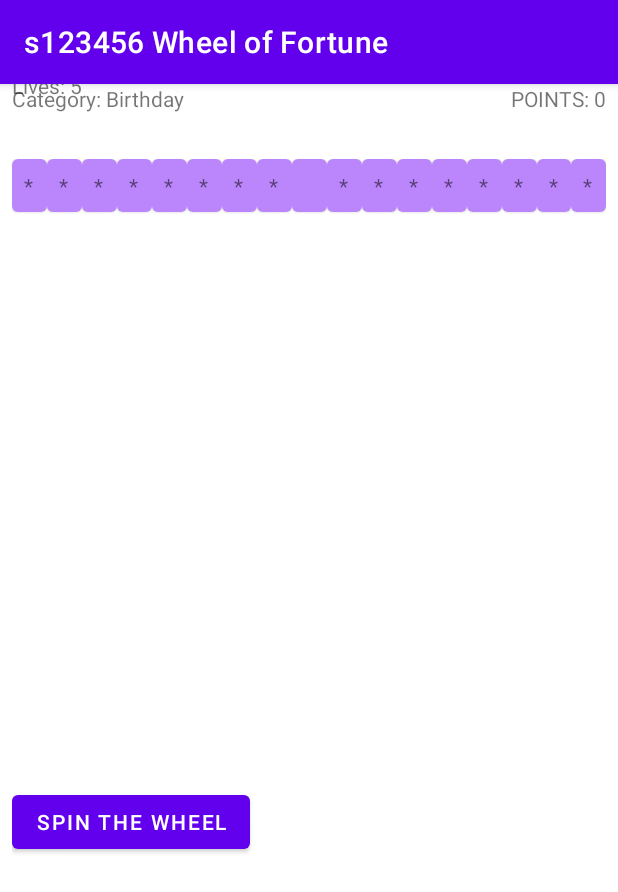
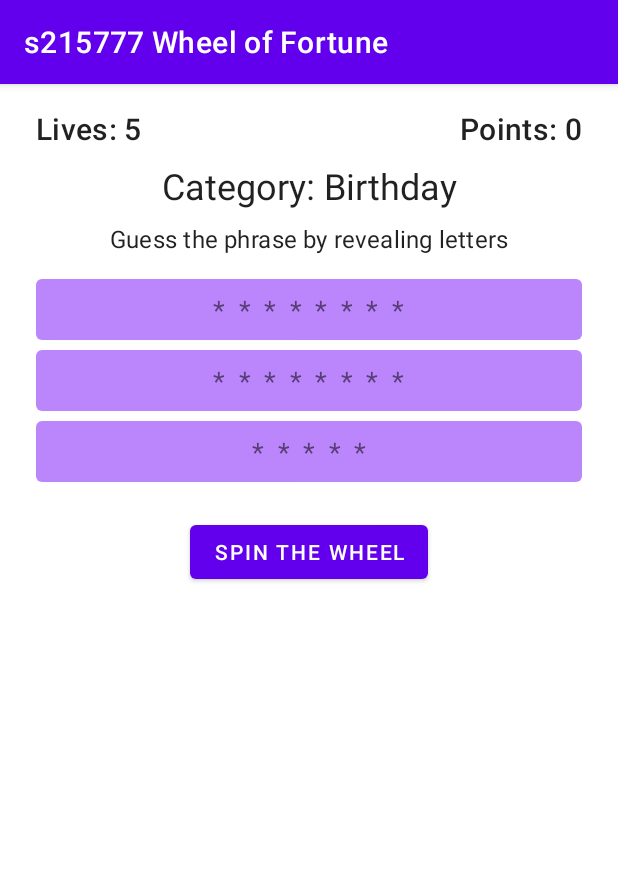
Before and after one commit to Rasm-P/Wheel-of-Fortune, an Android app: the screen it shows after launch (MainActivity), on a phone screen of 412 x 824 dp. Shown: the top 892 px of the screen. Run offline under Robolectric (Android 15) with nearby library versions, the phone set to English and light mode, and no system bars; our stand-ins replace data binding.

Commit message:
added more layout

```diff
--- a/WheelOfFortune/app/src/main/java/com/example/wheeloffortune/adapter/WordAdapter.kt
+++ b/WheelOfFortune/app/src/main/java/com/example/wheeloffortune/adapters/WordAdapter.kt
@@ -1,4 +1,4 @@
-package com.example.wheeloffortune.adapter
+package com.example.wheeloffortune.adapters
 
 import android.view.LayoutInflater
 import android.view.View
@@ -9,7 +9,7 @@ import androidx.recyclerview.widget.RecyclerView
 import com.example.wheeloffortune.R
 
 class WordAdapter : RecyclerView.Adapter<WordAdapter.ItemViewHolder>() {
-    private val dataset = MutableLiveData<List<Char>>()
+    private val dataset = MutableLiveData<List<String>>()
 
     class ItemViewHolder(view: View) : RecyclerView.ViewHolder(view) {
         val textView: TextView = view.findViewById(R.id.word_title)
@@ -30,8 +30,8 @@ class WordAdapter : RecyclerView.Adapter<WordAdapter.ItemViewHolder>() {
 
     }
 
-    fun setCharList(charList: List<Char>) {
-        dataset.value = charList
+    fun setCharList(wordList: List<String>) {
+        dataset.value = wordList
         notifyDataSetChanged()
     }
 }
--- a/WheelOfFortune/app/src/main/java/com/example/wheeloffortune/data/CategoryData.kt
+++ b/WheelOfFortune/app/src/main/java/com/example/wheeloffortune/data/CategoryData.kt
@@ -6,7 +6,7 @@ class CategoryData() {
 
     fun loadCategories(): List<Category> {
         return listOf<Category>(
-            Category("Birthday", listOf("Birthday surprise"))
+            Category("Birthday", listOf("Birthday surprise party"))
         )
     }
 }
--- /dev/null
+++ b/WheelOfFortune/app/src/main/java/com/example/wheeloffortune/utils/SpacingDecorator.kt
@@ -0,0 +1,18 @@
+package com.example.wheeloffortune.utils
+
+import android.graphics.Rect
+import android.view.View
+import androidx.recyclerview.widget.RecyclerView
+
+class SpacingDecorator(private val itemOffset: Int) : RecyclerView.ItemDecoration() {
+
+    override fun getItemOffsets(
+        outRect: Rect,
+        view: View,
+        parent: RecyclerView,
+        state: RecyclerView.State
+    ) {
+        super.getItemOffsets(outRect, view, parent, state)
+        outRect.bottom = itemOffset
+    }
+}
--- a/WheelOfFortune/app/src/main/java/com/example/wheeloffortune/viewModels/WordGuessingViewModel.kt
+++ b/WheelOfFortune/app/src/main/java/com/example/wheeloffortune/viewModels/WordGuessingViewModel.kt
@@ -30,13 +30,13 @@ class WordGuessingViewModel() : ViewModel(){
     val wordPhrase: String
         get() = _wordPhrase
 
-    private val _charListWithRevealed = MutableLiveData<List<Char>>()
-    val charListWithRevealed: LiveData<List<Char>>
-         get() = _charListWithRevealed
+    private val _wordListWithRevealed = MutableLiveData<List<String>>()
+    val wordListWithRevealed: LiveData<List<String>>
+         get() = _wordListWithRevealed
 
     init {
         getNextPhrase()
-        _charListWithRevealed.value = getPhraseWithRevealed().value
+        _wordListWithRevealed.value = getPhraseWithRevealed().value
     }
 
     private fun getNextPhrase() {
@@ -49,18 +49,18 @@ class WordGuessingViewModel() : ViewModel(){
         _lives.value = 5
         _revealedCharacters.clear()
         getNextPhrase()
-        _charListWithRevealed.value = getPhraseWithRevealed().value
+        _wordListWithRevealed.value = getPhraseWithRevealed().value
     }
 
-    private fun getPhraseWithRevealed(): MutableLiveData<List<Char>> {
+    private fun getPhraseWithRevealed(): MutableLiveData<List<String>> {
         var tempPhrase = _wordPhrase
         for (char in _wordPhrase) {
             if (char != ' ' && !_revealedCharacters.contains(char.lowercaseChar())) {
                 tempPhrase = tempPhrase.replace(char,'*')
             }
         }
-        var tempMutableLive = MutableLiveData<List<Char>>()
-        tempMutableLive.value = tempPhrase.toMutableList()
+        var tempMutableLive = MutableLiveData<List<String>>()
+        tempMutableLive.value = tempPhrase.split(" ").toMutableList()
         return tempMutableLive
     }
 
@@ -80,7 +80,7 @@ class WordGuessingViewModel() : ViewModel(){
 
     fun addRevealedChar(char : Char) {
         _revealedCharacters.add(char)
-        _charListWithRevealed.value = getPhraseWithRevealed().value
+        _wordListWithRevealed.value = getPhraseWithRevealed().value
     }
 
     fun doesNotContainChar(char : Char) : Boolean {
@@ -101,7 +101,7 @@ class WordGuessingViewModel() : ViewModel(){
     }
 
     fun isGameWon(): Boolean {
-        if (getPhraseWithRevealed().value?.contains('*')!!) {
+        if (_wordListWithRevealed.value?.filter { word -> word.contains("*") }!!.any()) {
             return false
         }
         return true
--- a/WheelOfFortune/app/src/main/java/com/example/wheeloffortune/views/WordGuessing.kt
+++ b/WheelOfFortune/app/src/main/java/com/example/wheeloffortune/views/WordGuessing.kt
@@ -11,8 +11,9 @@ import androidx.navigation.findNavController
 import androidx.recyclerview.widget.GridLayoutManager
 import androidx.recyclerview.widget.RecyclerView
 import com.example.wheeloffortune.R
-import com.example.wheeloffortune.adapter.WordAdapter
+import com.example.wheeloffortune.adapters.WordAdapter
 import com.example.wheeloffortune.databinding.FragmentWordGuessingBinding
+import com.example.wheeloffortune.utils.SpacingDecorator
 import com.example.wheeloffortune.viewModels.WordGuessingViewModel
 import com.google.android.material.snackbar.Snackbar
 
@@ -33,10 +34,12 @@ class WordGuessing : Fragment() {
 
         var adapter = WordAdapter()
         recyclerView.adapter = adapter
-        recyclerView.layoutManager = GridLayoutManager(context, viewModel.wordPhrase.length)
+        recyclerView.layoutManager = GridLayoutManager(context, 1)
+        var decorator = SpacingDecorator(10)
+        recyclerView.addItemDecoration(decorator)
         recyclerView.setHasFixedSize(true)
 
-        viewModel.charListWithRevealed.observe(viewLifecycleOwner,
+        viewModel.wordListWithRevealed.observe(viewLifecycleOwner,
             { notes -> adapter.setCharList(notes) })
 
         return binding.root
--- a/WheelOfFortune/app/src/main/res/drawable-v24/ic_error.xml
+++ /dev/null
@@ -1,21 +0,0 @@
-<!--
-  ~ Copyright (C) 2020 The Android Open Source Project
-  ~
-  ~ Licensed under the Apache License, Version 2.0 (the "License");
-  ~ you may not use this file except in compliance with the License.
-  ~ You may obtain a copy of the License at
-  ~
-  ~     http://www.apache.org/licenses/LICENSE-2.0
-  ~
-  ~ Unless required by applicable law or agreed to in writing, software
-  ~ distributed under the License is distributed on an "AS IS" BASIS,
-  ~ WITHOUT WARRANTIES OR CONDITIONS OF ANY KIND, either express or implied.
-  ~ See the License for the specific language governing permissions and
-  ~ limitations under the License.
-  -->
-
-<vector android:height="24dp" android:tint="#C62828"
-    android:viewportHeight="24" android:viewportWidth="24"
-    android:width="24dp" xmlns:android="http://schemas.android.com/apk/res/android">
-    <path android:fillColor="@android:color/white" android:pathData="M11,15h2v2h-2zM11,7h2v6h-2zM11.99,2C6.47,2 2,6.48 2,12s4.47,10 9.99,10C17.52,22 22,17.52 22,12S17.52,2 11.99,2zM12,20c-4.42,0 -8,-3.58 -8,-8s3.58,-8 8,-8 8,3.58 8,8 -3.58,8 -8,8z"/>
-</vector>
--- /dev/null
+++ b/WheelOfFortune/app/src/main/res/drawable/ic_baseline_error_outline_24.xml
@@ -0,0 +1,5 @@
+<vector android:height="24dp" android:tint="#FF0000"
+    android:viewportHeight="24" android:viewportWidth="24"
+    android:width="24dp" xmlns:android="http://schemas.android.com/apk/res/android">
+    <path android:fillColor="@android:color/white" android:pathData="M11,15h2v2h-2zM11,7h2v6h-2zM11.99,2C6.47,2 2,6.48 2,12s4.47,10 9.99,10C17.52,22 22,17.52 22,12S17.52,2 11.99,2zM12,20c-4.42,0 -8,-3.58 -8,-8s3.58,-8 8,-8 8,3.58 8,8 -3.58,8 -8,8z"/>
+</vector>
--- a/WheelOfFortune/app/src/main/res/layout/fragment_game_lost.xml
+++ b/WheelOfFortune/app/src/main/res/layout/fragment_game_lost.xml
@@ -11,6 +11,8 @@
         android:layout_width="wrap_content"
         android:layout_height="wrap_content"
         android:text="@string/game_lost"
+        android:textAppearance="@style/TextAppearance.MaterialComponents.Headline3"
+        android:layout_margin="16dp"
         app:layout_constraintBottom_toTopOf="@+id/game_points"
         app:layout_constraintEnd_toEndOf="parent"
         app:layout_constraintStart_toStartOf="parent" />
@@ -19,17 +21,20 @@
         android:id="@+id/game_points"
         android:layout_width="wrap_content"
         android:layout_height="wrap_content"
-        android:text=""
+        android:textAppearance="@style/TextAppearance.MaterialComponents.Subtitle1"
+        android:layout_margin="16dp"
         app:layout_constraintBottom_toBottomOf="parent"
         app:layout_constraintEnd_toEndOf="parent"
         app:layout_constraintStart_toStartOf="parent"
-        app:layout_constraintTop_toTopOf="parent" />
+        app:layout_constraintTop_toTopOf="parent"
+        tools:text="Points"/>
 
     <Button
         android:id="@+id/play_again_button"
         android:layout_width="wrap_content"
         android:layout_height="wrap_content"
         android:text="@string/play_again"
+        android:layout_margin="16dp"
         app:layout_constraintEnd_toEndOf="parent"
         app:layout_constraintStart_toStartOf="parent"
         app:layout_constraintTop_toBottomOf="@+id/game_points" />
--- a/WheelOfFortune/app/src/main/res/layout/fragment_game_won.xml
+++ b/WheelOfFortune/app/src/main/res/layout/fragment_game_won.xml
@@ -11,6 +11,8 @@
         android:layout_width="wrap_content"
         android:layout_height="wrap_content"
         android:text="@string/game_won"
+        android:textAppearance="@style/TextAppearance.MaterialComponents.Headline3"
+        android:layout_margin="16dp"
         app:layout_constraintBottom_toTopOf="@+id/game_points"
         app:layout_constraintEnd_toEndOf="parent"
         app:layout_constraintStart_toStartOf="parent" />
@@ -19,17 +21,20 @@
         android:id="@+id/game_points"
         android:layout_width="wrap_content"
         android:layout_height="wrap_content"
-        android:text=""
+        android:textAppearance="@style/TextAppearance.MaterialComponents.Subtitle1"
+        android:layout_margin="16dp"
         app:layout_constraintBottom_toBottomOf="parent"
         app:layout_constraintEnd_toEndOf="parent"
         app:layout_constraintStart_toStartOf="parent"
-        app:layout_constraintTop_toTopOf="parent" />
+        app:layout_constraintTop_toTopOf="parent"
+        tools:text="Points"/>
 
     <Button
         android:id="@+id/play_again_button"
         android:layout_width="wrap_content"
         android:layout_height="wrap_content"
         android:text="@string/play_again"
+        android:layout_margin="16dp"
         app:layout_constraintEnd_toEndOf="parent"
         app:layout_constraintStart_toStartOf="parent"
         app:layout_constraintTop_toBottomOf="@+id/game_points" />
--- a/WheelOfFortune/app/src/main/res/layout/fragment_word_guessing.xml
+++ b/WheelOfFortune/app/src/main/res/layout/fragment_word_guessing.xml
@@ -12,14 +12,28 @@
     <androidx.constraintlayout.widget.ConstraintLayout
         android:layout_width="match_parent"
         android:layout_height="match_parent"
+        android:padding="16dp"
         tools:context=".views.WordGuessing">
+
+        <TextView
+            android:id="@+id/instruction"
+            android:layout_width="wrap_content"
+            android:layout_height="wrap_content"
+            android:text="@string/guess_the_phrase_by_revealing_letters"
+            android:textAppearance="@style/TextAppearance.MaterialComponents.Subtitle1"
+            android:layout_marginTop="8dp"
+            app:layout_constraintBottom_toTopOf="@+id/recycler_view"
+            app:layout_constraintEnd_toEndOf="parent"
+            app:layout_constraintStart_toStartOf="parent"
+            app:layout_constraintTop_toBottomOf="@+id/category_title"/>
 
         <TextView
             android:id="@+id/lives"
             android:layout_width="wrap_content"
             android:layout_height="wrap_content"
             android:text="@{@string/lives(wordGuessingViewModel.lives)}"
-            app:layout_constraintBottom_toTopOf="parent"
+            android:textAppearance="@style/TextAppearance.MaterialComponents.Headline6"
+            app:layout_constraintBottom_toTopOf="@+id/category_title"
             app:layout_constraintStart_toStartOf="parent"
             app:layout_constraintTop_toTopOf="parent"
             tools:text="Lives"/>
@@ -29,55 +43,67 @@
             android:layout_width="wrap_content"
             android:layout_height="wrap_content"
             android:text="@{@string/points(wordGuessingViewModel.points)}"
-            android:textAllCaps="true"
+            android:textAppearance="@style/TextAppearance.MaterialComponents.Headline6"
             app:layout_constraintEnd_toEndOf="parent"
             app:layout_constraintTop_toTopOf="parent"
             tools:text="Points" />
 
         <TextView
             android:id="@+id/category_title"
-            android:layout_width="match_parent"
-            android:layout_height="match_parent"
+            android:layout_width="wrap_content"
+            android:layout_height="wrap_content"
             android:text="@{@string/category_title(wordGuessingViewModel.currentCategory.category)}"
+            android:textAppearance="@style/TextAppearance.MaterialComponents.Headline5"
+            android:layout_marginTop="8dp"
+            app:layout_constraintBottom_toTopOf="@+id/instruction"
+            app:layout_constraintEnd_toEndOf="parent"
+            app:layout_constraintStart_toStartOf="parent"
+            app:layout_constraintTop_toBottomOf="@+id/lives"
             tools:text="Title"/>
 
         <androidx.recyclerview.widget.RecyclerView
             android:id="@+id/recycler_view"
             android:layout_width="match_parent"
-            android:layout_height="match_parent"
-            android:layout_marginTop="50dp"
-            android:layout_marginBottom="300dp"
+            android:layout_height="wrap_content"
+            android:layout_marginTop="16dp"
             android:scrollbars="vertical"
             app:layoutManager="LinearLayoutManager"
-            app:layout_constraintTop_toTopOf="@+id/category_title"
-            tools:layout_editor_absoluteX="0dp" />
+            app:layout_constraintEnd_toEndOf="parent"
+            app:layout_constraintStart_toStartOf="parent"
+            app:layout_constraintTop_toBottomOf="@+id/instruction" />
 
         <Button
             android:id="@+id/spin_the_wheel"
             android:layout_width="wrap_content"
             android:layout_height="wrap_content"
+            android:layout_marginTop="16dp"
             android:text="@string/spin_the_wheel"
+            app:layout_constraintEnd_toEndOf="parent"
             app:layout_constraintStart_toStartOf="parent"
             app:layout_constraintTop_toBottomOf="@+id/guess_phrase_text_field" />
 
         <Button
             android:id="@+id/submit_phrase"
-            android:layout_width="0dp"
+            android:layout_width="wrap_content"
             android:layout_height="wrap_content"
+            android:layout_marginTop="16dp"
             android:text="@string/submit_phrase"
             app:layout_constraintEnd_toEndOf="parent"
+            app:layout_constraintStart_toStartOf="parent"
             app:layout_constraintTop_toBottomOf="@+id/guess_phrase_text_field" />
 
         <com.google.android.material.textfield.TextInputLayout
             android:id="@+id/guess_phrase_text_field"
-            android:layout_width="0dp"
+            android:layout_width="match_parent"
             android:layout_height="wrap_content"
-            android:hint="@string/enter_your_phrase"
-            app:errorIconDrawable="@drawable/ic_error"
+            android:layout_marginTop="16dp"
+            android:hint="@string/enter_a_letter"
+            app:errorIconDrawable="@drawable/ic_baseline_error_outline_24"
             app:layout_constraintBottom_toTopOf="@+id/spin_the_wheel"
             app:layout_constraintEnd_toEndOf="parent"
             app:layout_constraintStart_toStartOf="parent"
             app:layout_constraintTop_toBottomOf="@+id/recycler_view">
+
             <com.google.android.material.textfield.TextInputEditText
                 android:id="@+id/text_input"
                 android:layout_width="match_parent"
--- a/WheelOfFortune/app/src/main/res/layout/list_word.xml
+++ b/WheelOfFortune/app/src/main/res/layout/list_word.xml
@@ -9,12 +9,15 @@
         android:layout_height="wrap_content"
         android:background="@color/purple_200"
         android:orientation="vertical"
+        android:gravity="center"
         android:padding="8dp">
 
         <TextView
             android:id="@+id/word_title"
             android:layout_width="wrap_content"
-            android:layout_height="wrap_content" />
+            android:layout_height="wrap_content"
+            android:textSize="18sp"
+            android:letterSpacing="0.5"/>
     </LinearLayout>
 
 </com.google.android.material.card.MaterialCardView>
--- a/WheelOfFortune/app/src/main/res/values/strings.xml
+++ b/WheelOfFortune/app/src/main/res/values/strings.xml
@@ -1,5 +1,5 @@
 <resources>
-    <string name="app_name">s123456 Wheel of Fortune</string>
+    <string name="app_name">s215777 Wheel of Fortune</string>
     <string name="hello_blank_fragment">Hello blank fragment</string>
     <string name="word_guessing">word guessing</string>
     <string name="game_lost">Game lost</string>
@@ -10,9 +10,10 @@
     <string name="wrong_input">Wrong input!</string>
     <string name="total_points">Total points score: %d</string>
     <string name="spin_the_wheel">Spin The Wheel</string>
-    <string name="enter_your_phrase">Enter your phrase</string>
+    <string name="enter_a_letter">Enter a letter</string>
     <string name="submit_phrase">Submit</string>
     <string name="play_again">Play again!</string>
     <string name="field_cannot_be_empty">Field cannot be empty!</string>
     <string name="letter_already_revealed">Letter already revealed!</string>
+    <string name="guess_the_phrase_by_revealing_letters">Guess the phrase by revealing letters</string>
 </resources>
```
